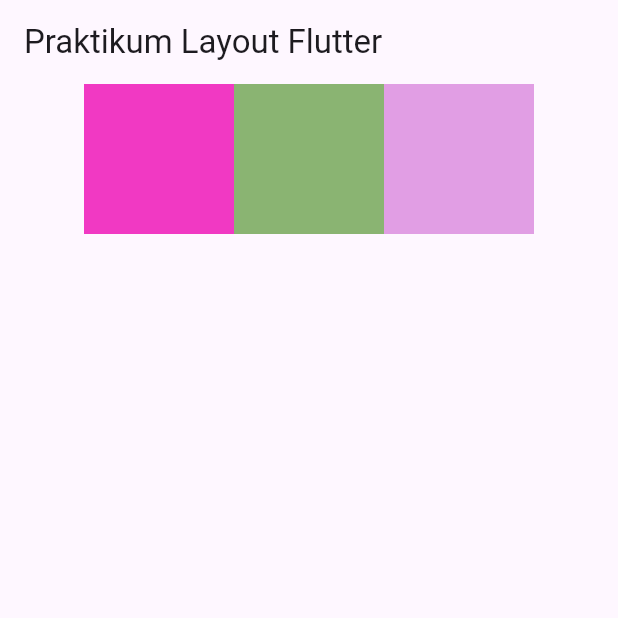
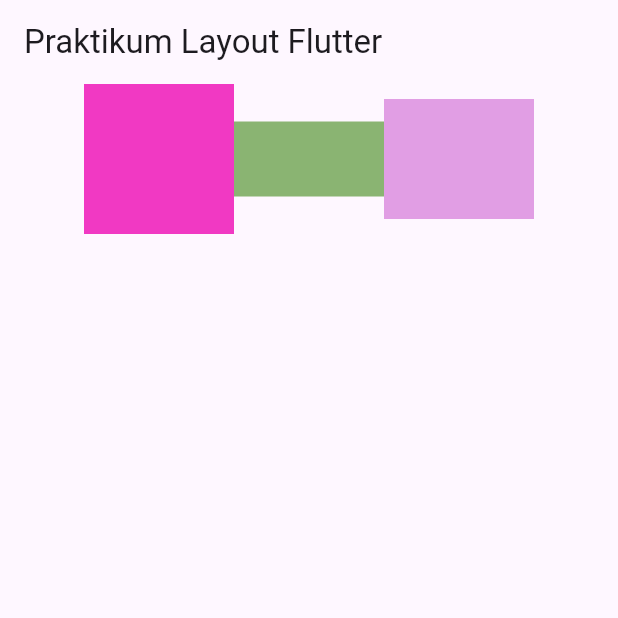
Before and after one commit to cantikawijaya/layout-flutter, a Flutter app: the screen it shows after launch, on a phone screen of 412 x 824 dp, the top half of it. Run offline on Flutter 3.47's test engine with Material 3 defaults, Android fonts, the phone set to English and light mode, and no system bars.

Commit message:
Part D mengubah ukuran height

```diff
--- a/lib/main.dart
+++ b/lib/main.dart
@@ -27,8 +27,8 @@ class HomePage extends StatelessWidget{
         mainAxisAlignment: MainAxisAlignment.center,
         children: <Widget>[
           Container(color: Color.fromARGB(255, 241, 57, 195), height: 100, width: 100),
-          Container(color: Color.fromARGB(255, 138, 180, 114), height: 100, width: 100),
-          Container(color: Color.fromARGB(255, 225, 158, 228), height: 100, width: 100),
+          Container(color: Color.fromARGB(255, 138, 180, 114), height: 50, width: 100),
+          Container(color: Color.fromARGB(255, 225, 158, 228), height: 80, width: 100),
         ]
         )
     );
```
